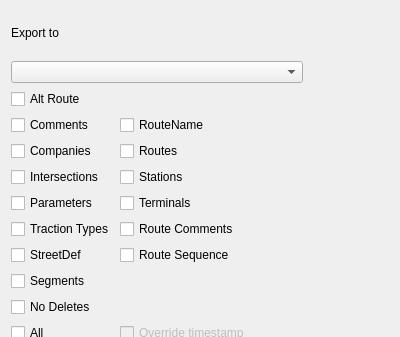
The window that mapper_app/ui/exportdlg.ui (allenck/mapper) describes before a commit, drawn with Qt 5; both pictures show x 0 to 400 and y 0 to 337 of the 400 by 489 pixel window.
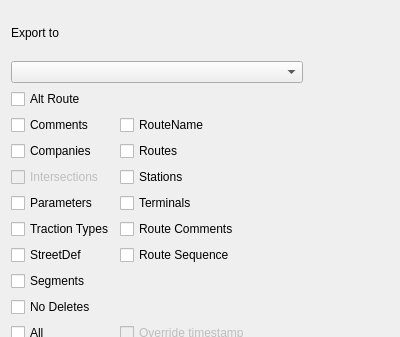
The same window after the commit.

```diff
--- a/mapper_app/ui/exportdlg.ui
+++ b/mapper_app/ui/exportdlg.ui
@@ -90,6 +90,9 @@
    </item>
    <item row="6" column="0">
     <widget class="QCheckBox" name="chkIntersections">
+     <property name="enabled">
+      <bool>false</bool>
+     </property>
      <property name="text">
       <string>Intersections</string>
      </property>
```
